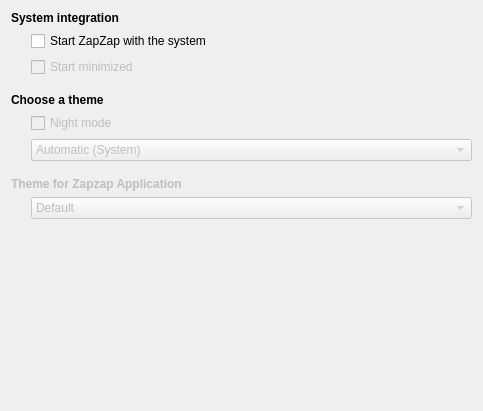
Qt form zapzap/view/settings_system.ui (rafatosta/zapzap) before a commit.
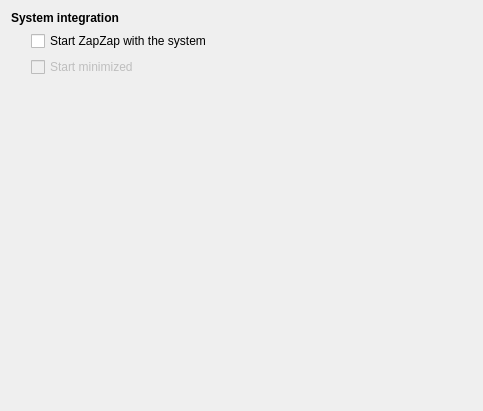
The same form after that commit.

```diff
--- a/zapzap/view/settings_system.ui
+++ b/zapzap/view/settings_system.ui
@@ -56,96 +56,6 @@
        </item>
       </layout>
      </item>
-     <item>
-      <widget class="QLabel" name="label_2">
-       <property name="font">
-        <font>
-         <bold>true</bold>
-         <strikeout>false</strikeout>
-        </font>
-       </property>
-       <property name="text">
-        <string>Choose a theme</string>
-       </property>
-      </widget>
-     </item>
-     <item>
-      <layout class="QVBoxLayout" name="verticalLayout_2">
-       <property name="leftMargin">
-        <number>20</number>
-       </property>
-       <property name="bottomMargin">
-        <number>10</number>
-       </property>
-       <item>
-        <widget class="QCheckBox" name="night_mode">
-         <property name="enabled">
-          <bool>false</bool>
-         </property>
-         <property name="text">
-          <string>Night mode</string>
-         </property>
-        </widget>
-       </item>
-       <item>
-        <widget class="QComboBox" name="comboBox_2">
-         <property name="enabled">
-          <bool>false</bool>
-         </property>
-         <item>
-          <property name="text">
-           <string>Automatic (System)</string>
-          </property>
-         </item>
-         <item>
-          <property name="text">
-           <string>Light</string>
-          </property>
-         </item>
-         <item>
-          <property name="text">
-           <string>Dark</string>
-          </property>
-         </item>
-        </widget>
-       </item>
-      </layout>
-     </item>
-     <item>
-      <widget class="QLabel" name="label_3">
-       <property name="enabled">
-        <bool>false</bool>
-       </property>
-       <property name="font">
-        <font>
-         <bold>true</bold>
-         <strikeout>false</strikeout>
-        </font>
-       </property>
-       <property name="text">
-        <string>Theme for Zapzap Application</string>
-       </property>
-      </widget>
-     </item>
-     <item>
-      <layout class="QHBoxLayout" name="horizontalLayout">
-       <property name="leftMargin">
-        <number>20</number>
-       </property>
-       <item>
-        <widget class="QComboBox" name="comboBox">
-         <property name="enabled">
-          <bool>false</bool>
-         </property>
-         <item>
-          <property name="text">
-           <string>Default</string>
-          </property>
-         </item>
-        </widget>
-       </item>
-      </layout>
-     </item>
     </layout>
    </item>
    <item>
```
